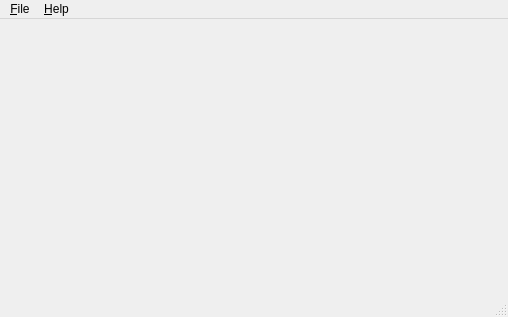
The window that trunk/mainwindow.ui (digitalsleuth/fred) describes before a commit, drawn with Qt 5.
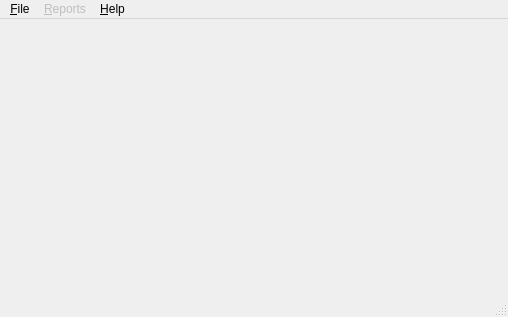
The same window after the commit. Icons and pictures are not drawn.

Commit message: Data reports...

```diff
--- a/trunk/mainwindow.ui
+++ b/trunk/mainwindow.ui
@@ -39,7 +39,7 @@
      <height>25</height>
     </rect>
    </property>
-   <widget class="QMenu" name="menu_File">
+   <widget class="QMenu" name="MenuFile">
     <property name="title">
      <string>&amp;File</string>
     </property>
@@ -48,15 +48,24 @@
     <addaction name="separator"/>
     <addaction name="action_Quit"/>
    </widget>
-   <widget class="QMenu" name="menu">
+   <widget class="QMenu" name="MenuHelp">
     <property name="title">
      <string>&amp;Help</string>
     </property>
     <addaction name="actionAbout_Qt"/>
     <addaction name="actionAbout_fred"/>
    </widget>
-   <addaction name="menu_File"/>
-   <addaction name="menu"/>
+   <widget class="QMenu" name="MenuReports">
+    <property name="enabled">
+     <bool>false</bool>
+    </property>
+    <property name="title">
+     <string>&amp;Reports</string>
+    </property>
+   </widget>
+   <addaction name="MenuFile"/>
+   <addaction name="MenuReports"/>
+   <addaction name="MenuHelp"/>
   </widget>
   <widget class="QStatusBar" name="StatusBar"/>
   <action name="action_Open_hive">
```
The commit also changes 6 other files.
